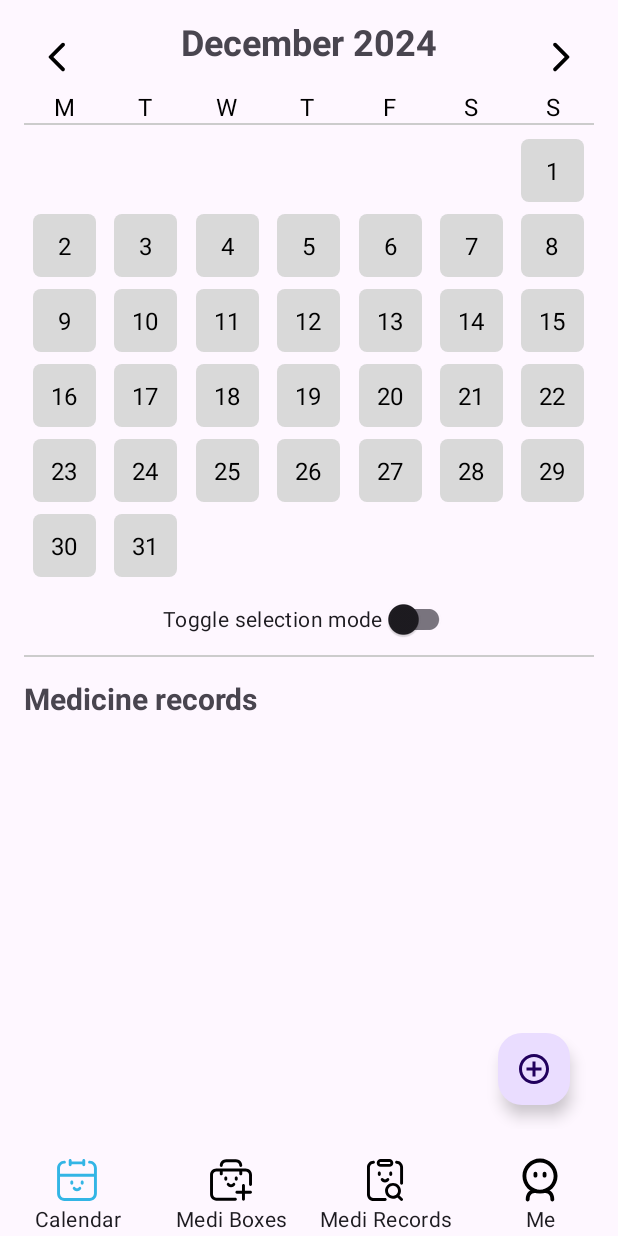
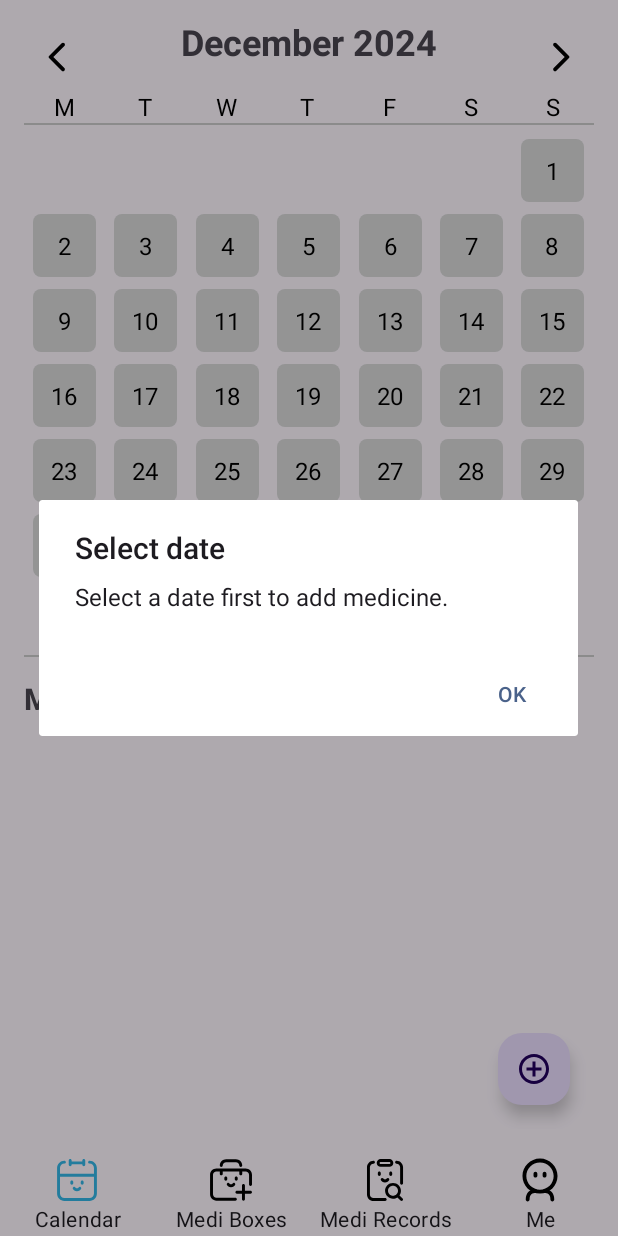
Before and after one commit to android-app-development-course/2024-Autumn-Aberdeen-6-MediCare, an Android app: the screen it shows after launch (MainActivity), after a tap on "Add medication", on a phone screen of 412 x 824 dp. Run offline under Robolectric (Android 15) with nearby library versions, the phone set to English and light mode, and no system bars; our stand-ins replace Room's generated code; network calls fail.

Commit message:
bug 修复

```diff
--- a/app/src/main/java/com/appdev/medicare/CalendarFragment.kt
+++ b/app/src/main/java/com/appdev/medicare/CalendarFragment.kt
@@ -214,8 +214,8 @@ class CalendarFragment : Fragment() {
                                         medicationAdapter = MedicationAdapter(selectedDateItem) { newList, item, deleteMedic ->
                                             selectedDateItem.medicationData = newList
                                             deleteOne(item, deleteMedic)
+                                        }
                                         recyclerViewMedication.adapter = medicationAdapter
-                                        }
                                     }
                                 }
                             }
@@ -235,7 +235,9 @@ class CalendarFragment : Fragment() {
                     buildAlertDialog(
                         requireContext(),
                         requireContext().getString(R.string.selectDate),
-                        requireContext().getString(R.string.selectDateDes))
+                        requireContext().getString(R.string.selectDateDes)
+                    )
+                        .show()
                 }
             } else {
                 val intent = Intent(requireContext(), AddMedActivity::class.java)
```
